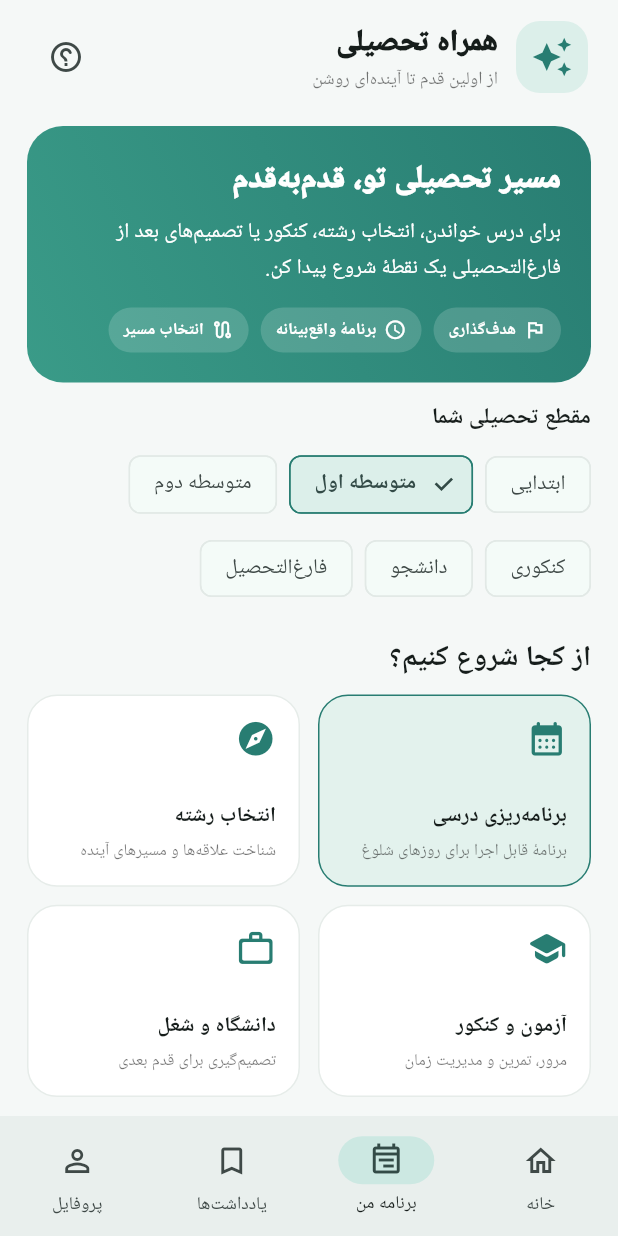
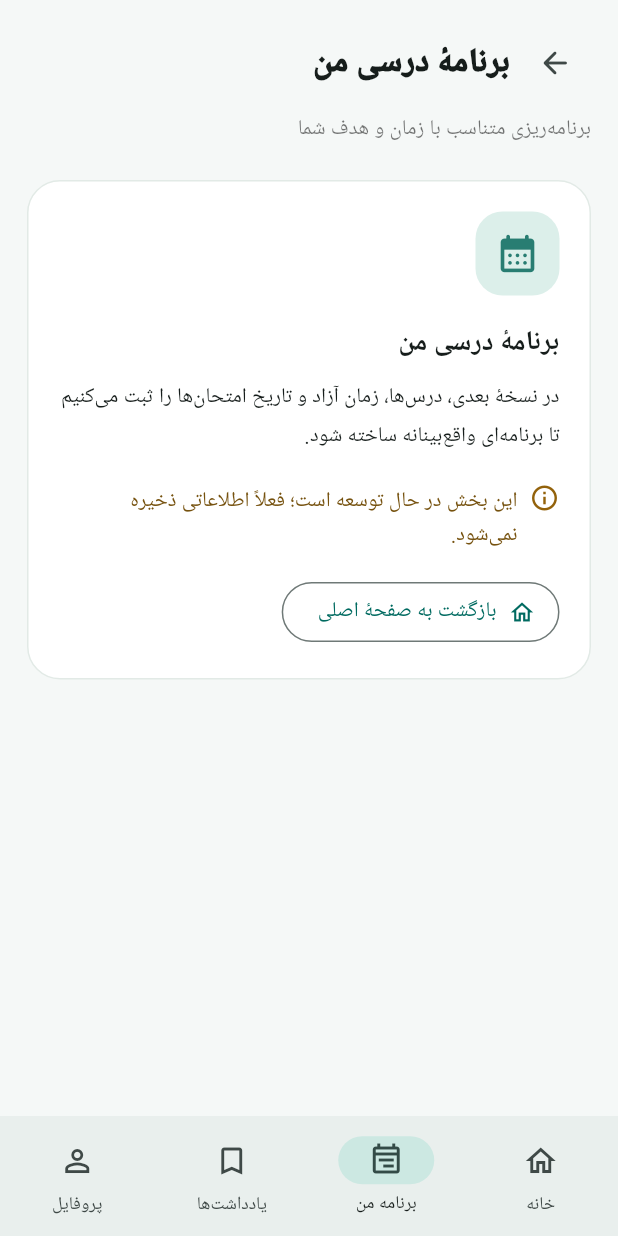
Before and after one commit to Tahmoures54/SmartAcademicAdvisor, a Flutter app: the screen it shows after launch, item 2 of the bottom bar chosen, on a phone screen of 412 x 824 dp. Run offline on Flutter 3.47's test engine with Material 3 defaults, Android fonts, the phone set to English and light mode, and no system bars.

Commit message:
Add dedicated academic app navigation pages

```diff
--- a/lib/main.dart
+++ b/lib/main.dart
@@ -54,7 +54,7 @@ class _AdvisorHomeScreenState extends State<AdvisorHomeScreen> {
 
   @override
   Widget build(BuildContext context) => Scaffold(
-    body: SafeArea(child: CustomScrollView(slivers: [
+    body: SafeArea(child: _tab == 'خانه' ? CustomScrollView(slivers: [
       SliverToBoxAdapter(child: _header()),
       SliverToBoxAdapter(child: Padding(padding: const EdgeInsets.fromLTRB(18,18,18,12), child: _welcomeCard())),
       SliverToBoxAdapter(child: Padding(padding: const EdgeInsets.symmetric(horizontal:18), child: _stagePicker())),
@@ -74,7 +74,7 @@ class _AdvisorHomeScreenState extends State<AdvisorHomeScreen> {
       SliverToBoxAdapter(child: Padding(padding:const EdgeInsets.symmetric(horizontal:18),child:_questionCard())),
       if (_answer != null) SliverToBoxAdapter(child: Padding(padding:const EdgeInsets.fromLTRB(18,14,18,12),child:_answerCard())),
       SliverToBoxAdapter(child: Padding(padding:const EdgeInsets.fromLTRB(18,18,18,28),child:_privacyNote())),
-    ])),
+    ]) : _secondaryPage()),
     bottomNavigationBar: NavigationBar(
       selectedIndex: ['خانه','برنامه من','یادداشت‌ها','پروفایل'].indexOf(_tab),
       onDestinationSelected:(i)=>setState(()=>_tab=['خانه','برنامه من','یادداشت‌ها','پروفایل'][i]),
@@ -86,6 +86,52 @@ class _AdvisorHomeScreenState extends State<AdvisorHomeScreen> {
       ],
     ),
   );
+
+  Widget _secondaryPage() {
+    final details = switch (_tab) {
+      'برنامه من' => ('برنامهٔ درسی من', 'برنامه‌ریزی متناسب با زمان و هدف شما', Icons.calendar_month_rounded,
+        'در نسخهٔ بعدی، درس‌ها، زمان آزاد و تاریخ امتحان‌ها را ثبت می‌کنیم تا برنامه‌ای واقع‌بینانه ساخته شود.'),
+      'یادداشت‌ها' => ('یادداشت‌های من', 'نکته‌ها و هدف‌های مهم تحصیلی', Icons.bookmark_border_rounded,
+        'اینجا محل نگهداری نکته‌ها، هدف‌ها و یادداشت‌های تحصیلی شما خواهد بود.'),
+      _ => ('پروفایل تحصیلی', 'اطلاعات پایه برای راهنمایی دقیق‌تر', Icons.person_outline_rounded,
+        'در مراحل بعد، پایه یا مقطع، هدف تحصیلی و ترجیحات شما را ثبت می‌کنیم؛ اطلاعات حساس غیرضروری درخواست نمی‌شود.'),
+    };
+    return ListView(padding: const EdgeInsets.fromLTRB(18, 18, 18, 28), children: [
+      Row(children: [
+        IconButton(onPressed: () => setState(() => _tab = 'خانه'),
+          icon: const Icon(Icons.arrow_forward_rounded), tooltip: 'بازگشت به خانه'),
+        const SizedBox(width: 6),
+        Expanded(child: Text(details.$1, style: const TextStyle(fontSize: 22, fontWeight: FontWeight.w900))),
+      ]),
+      const SizedBox(height: 8),
+      Text(details.$2, style: const TextStyle(color: Colors.black54, height: 1.7)),
+      const SizedBox(height: 22),
+      Container(padding: const EdgeInsets.all(20),
+        decoration: BoxDecoration(color: Colors.white, borderRadius: BorderRadius.circular(22),
+          border: Border.all(color: const Color(0xFFE2EAE6))),
+        child: Column(crossAxisAlignment: CrossAxisAlignment.start, children: [
+          Container(width: 56, height: 56,
+            decoration: BoxDecoration(color: const Color(0xFFDCEFEA), borderRadius: BorderRadius.circular(18)),
+            child: Icon(details.$3, color: const Color(0xFF287D72), size: 30)),
+          const SizedBox(height: 18),
+          Text(details.$1, style: const TextStyle(fontSize: 18, fontWeight: FontWeight.w800)),
+          const SizedBox(height: 10),
+          Text(details.$4, style: const TextStyle(height: 1.8)),
+          const SizedBox(height: 18),
+          const Row(crossAxisAlignment: CrossAxisAlignment.start, children: [
+            Icon(Icons.info_outline, color: Color(0xFF93620B), size: 20),
+            SizedBox(width: 8),
+            Expanded(child: Text('این بخش در حال توسعه است؛ فعلاً اطلاعاتی ذخیره نمی‌شود.',
+              style: TextStyle(color: Color(0xFF76520F), height: 1.6))),
+          ]),
+          const SizedBox(height: 16),
+          OutlinedButton.icon(
+            onPressed: () => setState(() => _tab = 'خانه'),
+            icon: const Icon(Icons.home_outlined), label: const Text('بازگشت به صفحهٔ اصلی')),
+        ]),
+      ),
+    ]);
+  }
 
   Widget _header()=>Padding(padding:const EdgeInsets.fromLTRB(20,14,20,4),child:Row(children:[
     Container(width:48,height:48,decoration:BoxDecoration(color:const Color(0xFFDCEFEA),borderRadius:BorderRadius.circular(16)),
```
